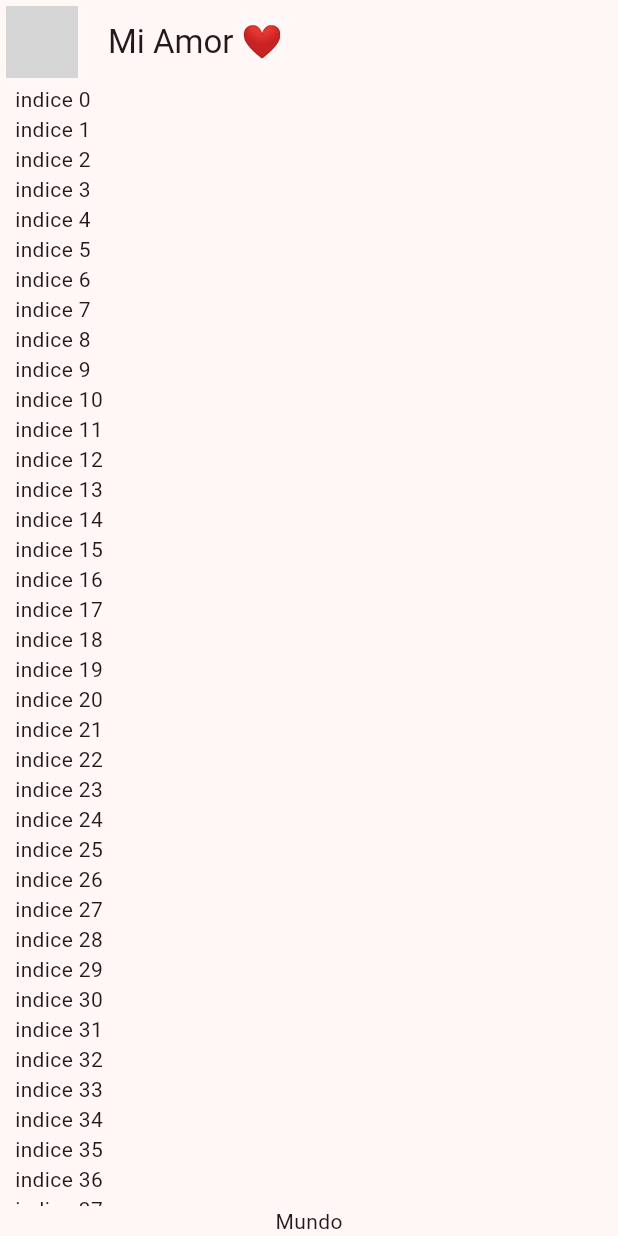
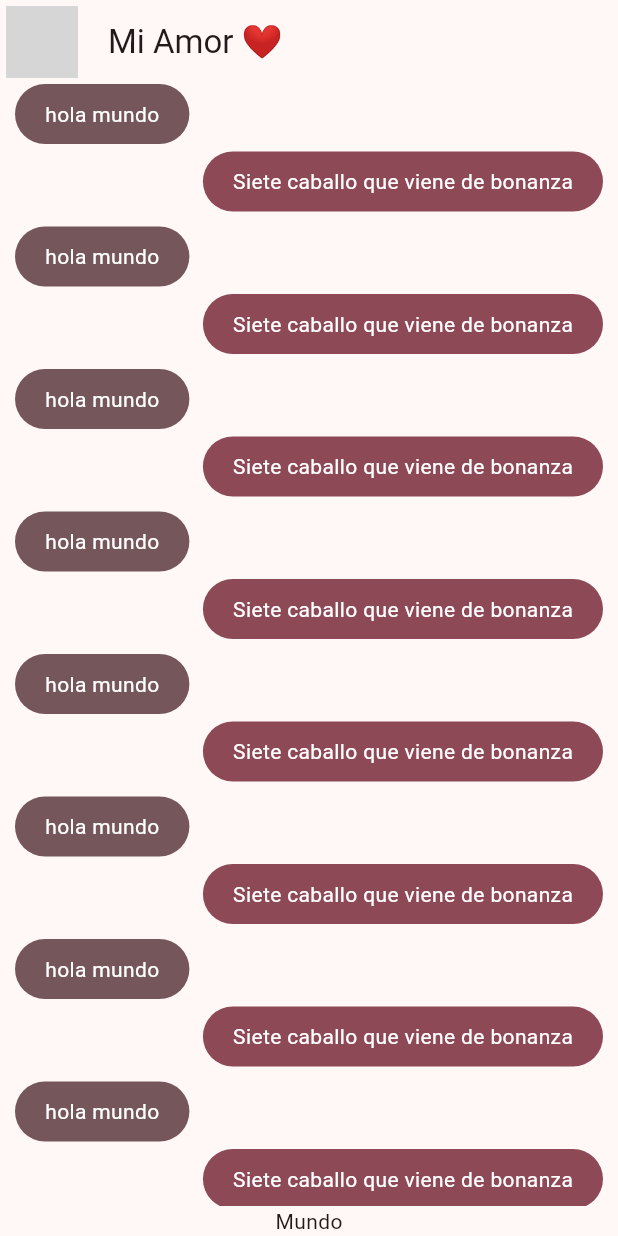
Before and after one commit to Apliarte/ye_no_app, a Flutter app: the screen it shows after launch, on a phone screen of 412 x 824 dp. Run offline on Flutter 3.47's test engine with Material 2 defaults, Android fonts, the phone set to English and light mode, and no system bars; network calls fail; grey boxes are pictures that could not be loaded.

Commit message:
las una y media de la mañana

```diff
--- a/lib/main.dart
+++ b/lib/main.dart
@@ -1,6 +1,6 @@
 import 'package:flutter/material.dart';
 import 'package:ye_no_app/config/theme/app_theme.dart';
-import 'package:ye_no_app/presentation/chat/chat_screen.dart';
+import 'package:ye_no_app/presentation/screen/chat/chat_screen.dart';
 
 void main() => runApp(const MyApp());
 
--- a/lib/presentation/chat/chat_screen.dart
+++ b/lib/presentation/screen/chat/chat_screen.dart
@@ -1,4 +1,6 @@
 import 'package:flutter/material.dart';
+import 'package:ye_no_app/presentation/widget/chat/her_message_buble.dart';
+import 'package:ye_no_app/presentation/widget/chat/my_message_bubble.dart';
 
 class ChatScreen extends StatelessWidget {
   const ChatScreen({super.key});
@@ -30,10 +32,14 @@
         padding: const EdgeInsets.symmetric(horizontal: 10),
         child: Column(
           children: [
-            Expanded(child: ListView.builder(
+            Expanded(
+                child: ListView.builder(
               itemCount: 100,
               itemBuilder: (context, index) {
-                return Text('indice $index');
+                return (index % 2==0)
+                ? const HerMessageBubble()
+                : const MyMessageBubble();
+                return const MyMessageBubble();
               },
             )),
             Text('Mundo')
--- /dev/null
+++ b/lib/presentation/widget/chat/her_message_buble.dart
@@ -0,0 +1,29 @@
+import 'package:flutter/material.dart';
+
+class HerMessageBubble extends StatelessWidget {
+  const HerMessageBubble({super.key});
+
+  @override
+  Widget build(BuildContext context) {
+    final colors = Theme.of(context).colorScheme;
+
+    return Column(
+      crossAxisAlignment: CrossAxisAlignment.start,
+      children: [
+        Container(
+          decoration: BoxDecoration(
+              color: colors.secondary, borderRadius: BorderRadius.circular(20)),
+          child: const Padding(
+            padding: EdgeInsets.symmetric(horizontal: 20, vertical: 10),
+            child: Text(
+              'hola mundo',
+              style: TextStyle(color: Colors.white),
+            ),
+          ),
+        ),
+        const SizedBox(height: 5)
+        // Todo: imagen
+      ],
+    );
+  }
+}
--- /dev/null
+++ b/lib/presentation/widget/chat/my_message_bubble.dart
@@ -0,0 +1,28 @@
+import 'package:flutter/material.dart';
+
+class MyMessageBubble extends StatelessWidget {
+  const MyMessageBubble({super.key});
+
+  @override
+  Widget build(BuildContext context) {
+    final colors = Theme.of(context).colorScheme;
+
+    return Column(
+      crossAxisAlignment: CrossAxisAlignment.end,
+      children: [
+        Container(
+          decoration: BoxDecoration(
+              color: colors.primary, borderRadius: BorderRadius.circular(20)),
+          child: const Padding(
+            padding: EdgeInsets.symmetric(horizontal: 20, vertical: 10),
+            child: Text(
+              'Siete caballo que viene de bonanza',
+              style: TextStyle(color: Colors.white),
+            ),
+          ),
+        ),
+        const SizedBox(height: 10)
+      ],
+    );
+  }
+}
```
